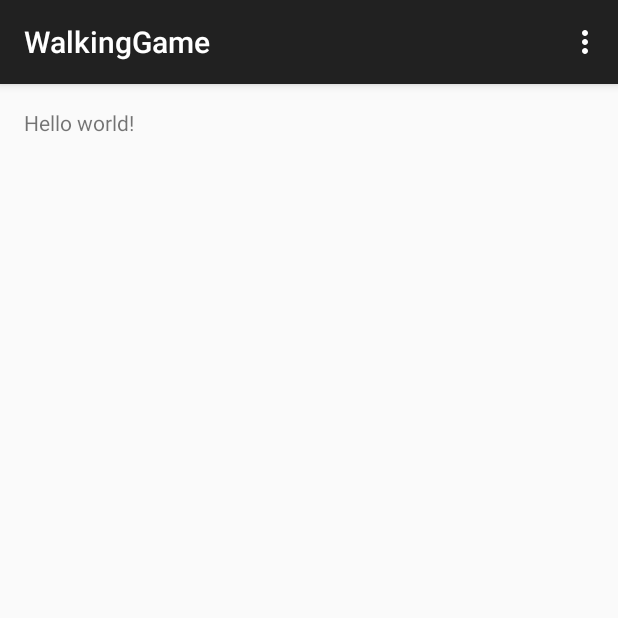
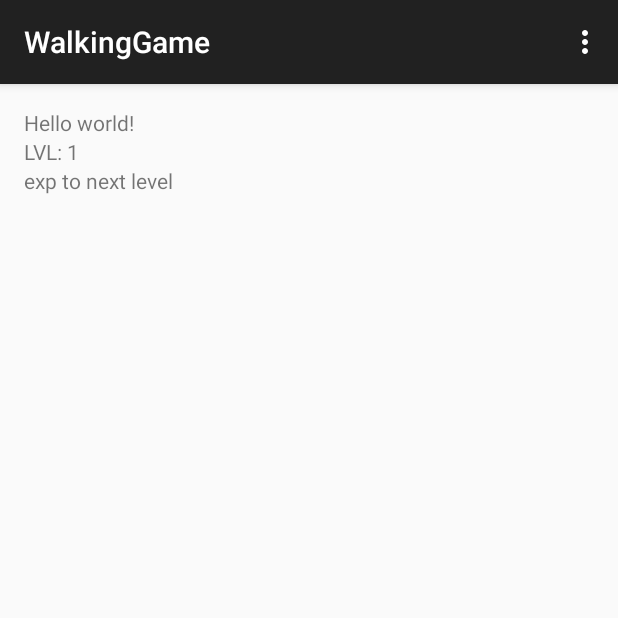
Before and after one commit to gardyna/WalkerAppGame, an Android app: the screen it shows after launch (StepCount), on a phone screen of 412 x 824 dp, the top half of it. Run offline under Robolectric (Android 15) with nearby library versions, the light colour scheme and no system bars.

Commit message:
added prototype for player class

```diff
--- /dev/null
+++ b/app/src/main/java/com/ru/andr/walkinggame/Player.java
@@ -0,0 +1,39 @@
+package com.ru.andr.walkinggame;
+
+//TODO: save player info online
+
+public class Player {
+    private int mEXP;
+    private int STR;
+    private int level;
+
+    private float toNextLevel;
+
+    public Player(){
+        mEXP = 0;
+        STR = 0;
+        toNextLevel = 10;
+        level = 1;
+    }
+
+    public int getEXP(){
+        return mEXP;
+    }
+
+    public int getLevel(){
+        return level;
+    }
+
+    public int getExpToNextLevel(){
+        return (int)toNextLevel;
+    }
+
+    public void addEXP(int exp){
+        mEXP += exp;
+        if (mEXP >= toNextLevel){
+            level++;
+            mEXP = 0;
+            toNextLevel = toNextLevel * 1.2f;
+        }
+    }
+}
--- a/app/src/main/java/com/ru/andr/walkinggame/StepCount.java
+++ b/app/src/main/java/com/ru/andr/walkinggame/StepCount.java
@@ -14,6 +14,8 @@ import android.widget.TextView;
 public class StepCount extends AppCompatActivity implements SensorEventListener {
 
     private TextView textView;
+    private TextView levelText;
+    private TextView nextLevelText;
 
     private SensorManager mSenssorManager;
 
@@ -21,15 +23,27 @@ public class StepCount extends AppCompatActivity implements SensorEventListener
 
     private Sensor mStepDetectorSensor;
 
+    private int mStepsTaken;
+    private int level;
+
+    private Player player;
+
     @Override
     protected void onCreate(Bundle savedInstanceState) {
         super.onCreate(savedInstanceState);
         setContentView(R.layout.activity_step_count);
         textView = (TextView)findViewById(R.id.textview);
+        levelText = (TextView)findViewById(R.id.leveltext);
+        nextLevelText = (TextView)findViewById(R.id.tonextlevel);
 
         mSenssorManager = (SensorManager)getSystemService(Context.SENSOR_SERVICE);
         mStepDetectorSensor = mSenssorManager.getDefaultSensor(Sensor.TYPE_STEP_DETECTOR);
         mStepCountSensor = mSenssorManager.getDefaultSensor(Sensor.TYPE_STEP_COUNTER);
+
+        level = 1;
+        player = new Player();
+
+        levelText.setText("LVL: " + level);
     }
 
     @Override
@@ -82,10 +96,15 @@ public class StepCount extends AppCompatActivity implements SensorEventListener
         }
 
         if (sensor.getType() == Sensor.TYPE_STEP_COUNTER){
-            textView.setText("Step counter detected : " + value);
-        }else if (sensor.getType() == Sensor.TYPE_STEP_DETECTOR){
+            textView.setText("EXP:  : " + player.getEXP());
+            player.addEXP(value - mStepsTaken);
+            mStepsTaken = value;
+            levelText.setText("LVL: " + player.getLevel());
+            nextLevelText.setText("EXP to LVL: " + player.getExpToNextLevel());
+
+        }/*else if (sensor.getType() == Sensor.TYPE_STEP_DETECTOR){
             textView.setText("Step detector detected : " + value);
-        }
+        }*/
 
     }
 
--- a/app/src/main/res/layout/activity_step_count.xml
+++ b/app/src/main/res/layout/activity_step_count.xml
@@ -10,5 +10,19 @@
         android:text="@string/hello_world"
         android:layout_width="wrap_content"
         android:layout_height="wrap_content" />
+    <TextView
+        android:id="@+id/leveltext"
+        android:text="this will get replaced"
+        android:layout_width="wrap_content"
+        android:layout_height="wrap_content"
+        android:layout_below="@+id/textview"
+        android:layout_alignParentStart="true" />
+    <TextView
+        android:id="@+id/tonextlevel"
+        android:text="exp to next level"
+        android:layout_width="wrap_content"
+        android:layout_height="wrap_content"
+        android:layout_below="@+id/leveltext"
+        android:layout_alignParentStart="true" />
 
 </RelativeLayout>
```
